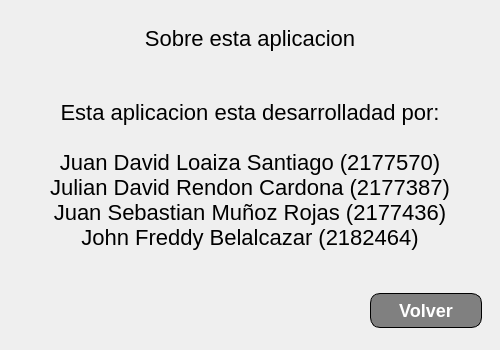
First picture: the form in views/vista_sobre_nosotros.ui, repository JuanLoaiza007/Proyecto-1-ADA-II, before the edit.
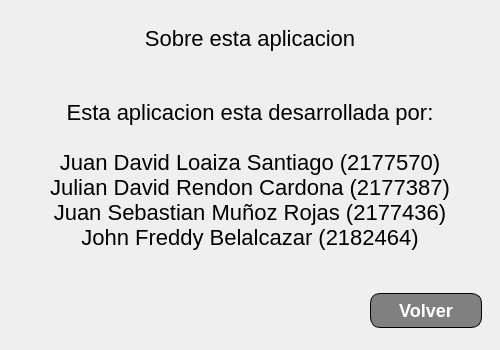
Second picture: the form after the edit.

Commit message: spelling mistake corrected

The edit to the form file:
```diff
--- a/views/vista_sobre_nosotros.ui
+++ b/views/vista_sobre_nosotros.ui
@@ -506,7 +506,7 @@
        <item row="0" column="0">
         <widget class="QLabel" name="lbl_cuerpo">
          <property name="text">
-          <string>Esta aplicacion esta desarrolladad por:
+          <string>Esta aplicacion esta desarrollada por:
 
 Juan David Loaiza Santiago (2177570)
 Julian David Rendon Cardona (2177387)
```
The commit also changes 1 other file.
